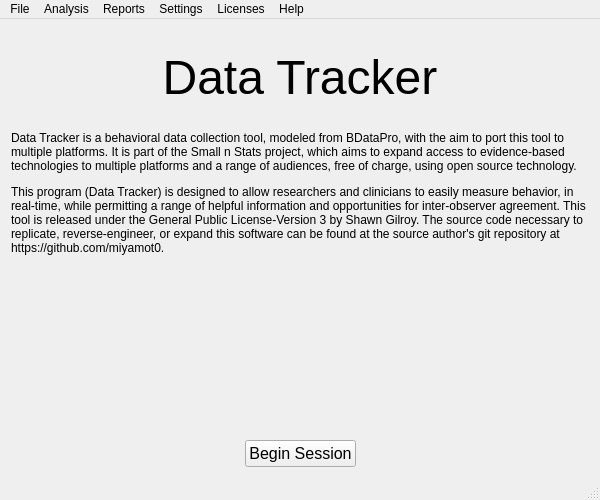
Before: the Qt Designer form startwindow.ui in miyamot0/DataTracker3, drawn with Qt 5.
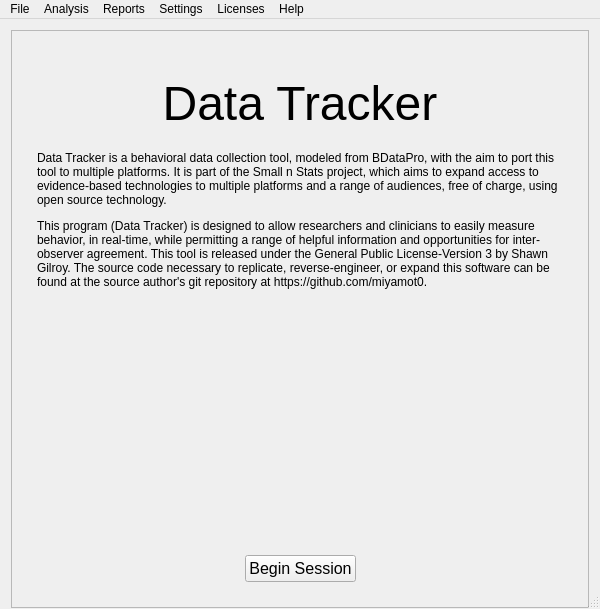
After: the same form once the commit is applied. Icons and pictures are not drawn.

What changed in the file:
```diff
--- a/startwindow.ui
+++ b/startwindow.ui
@@ -7,19 +7,19 @@
     <x>0</x>
     <y>0</y>
     <width>600</width>
-    <height>500</height>
+    <height>609</height>
    </rect>
   </property>
   <property name="minimumSize">
    <size>
     <width>600</width>
-    <height>500</height>
+    <height>600</height>
    </size>
   </property>
   <property name="maximumSize">
    <size>
-    <width>605</width>
-    <height>500</height>
+    <width>600</width>
+    <height>609</height>
    </size>
   </property>
   <property name="windowTitle">
@@ -29,12 +29,67 @@
    <bool>false</bool>
   </property>
   <widget class="QWidget" name="centralWidget">
+   <property name="minimumSize">
+    <size>
+     <width>600</width>
+     <height>600</height>
+    </size>
+   </property>
+   <property name="maximumSize">
+    <size>
+     <width>600</width>
+     <height>600</height>
+    </size>
+   </property>
+   <property name="styleSheet">
+    <string notr="true"/>
+   </property>
    <layout class="QVBoxLayout" name="verticalLayout_2">
     <property name="sizeConstraint">
      <enum>QLayout::SetDefaultConstraint</enum>
     </property>
     <item>
-     <layout class="QVBoxLayout" name="verticalLayout">
+     <widget class="QFrame" name="frame">
+      <property name="minimumSize">
+       <size>
+        <width>600</width>
+        <height>600</height>
+       </size>
+      </property>
+      <property name="maximumSize">
+       <size>
+        <width>600</width>
+        <height>600</height>
+       </size>
+      </property>
+      <property name="styleSheet">
+       <string notr="true"/>
+      </property>
+      <property name="frameShape">
+       <enum>QFrame::StyledPanel</enum>
+      </property>
+      <property name="frameShadow">
+       <enum>QFrame::Raised</enum>
+      </property>
+      <layout class="QVBoxLayout" name="verticalLayout_3">
+       <property name="spacing">
+        <number>0</number>
+       </property>
+       <property name="sizeConstraint">
+        <enum>QLayout::SetMinAndMaxSize</enum>
+       </property>
+       <property name="leftMargin">
+        <number>25</number>
+       </property>
+       <property name="topMargin">
+        <number>25</number>
+       </property>
+       <property name="rightMargin">
+        <number>25</number>
+       </property>
+       <property name="bottomMargin">
+        <number>25</number>
+       </property>
       <item>
        <widget class="QLabel" name="labelTitle">
         <property name="styleSheet">
@@ -79,6 +134,9 @@
       </item>
       <item>
        <layout class="QHBoxLayout" name="horizontalLayout">
+         <property name="spacing">
+          <number>0</number>
+         </property>
         <item>
          <spacer name="horizontalSpacer">
           <property name="orientation">
@@ -132,6 +190,7 @@
        </layout>
       </item>
      </layout>
+     </widget>
     </item>
    </layout>
   </widget>
```
Left out of the diff: 2 changed lines with no effect on the pictures. Lines whose indentation alone changed are shown as unchanged.
